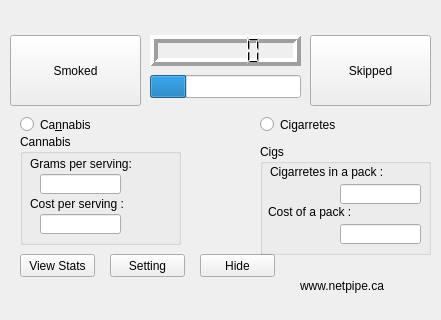
This is mainwindow.ui in netpipe/QSatisfy as Qt 5 draws it before an edit; both pictures show x 0 to 441 and y 184 to 504 of the 441 by 504 pixel window. The edited form follows.
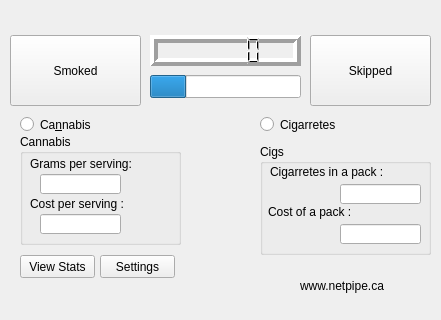
This is the edited form.

The edit to the form file:
```diff
--- a/mainwindow.ui
+++ b/mainwindow.ui
@@ -14,19 +14,6 @@
    <string>QSatisfy</string>
   </property>
   <widget class="QWidget" name="centralWidget">
-   <widget class="QPushButton" name="btnHide">
-    <property name="geometry">
-     <rect>
-      <x>200</x>
-      <y>419</y>
-      <width>75</width>
-      <height>23</height>
-     </rect>
-    </property>
-    <property name="text">
-     <string>Hide</string>
-    </property>
-   </widget>
    <widget class="QPushButton" name="btnSmoked">
     <property name="geometry">
      <rect>
@@ -216,21 +203,21 @@
    <widget class="QPushButton" name="btnViewSetting">
     <property name="geometry">
      <rect>
-      <x>110</x>
-      <y>419</y>
+      <x>100</x>
+      <y>420</y>
       <width>75</width>
       <height>23</height>
      </rect>
     </property>
     <property name="text">
-     <string>Setting</string>
+     <string>Settings</string>
     </property>
    </widget>
    <widget class="QPushButton" name="btnViewStats">
     <property name="geometry">
      <rect>
       <x>20</x>
-      <y>419</y>
+      <y>420</y>
       <width>75</width>
       <height>23</height>
      </rect>
```
